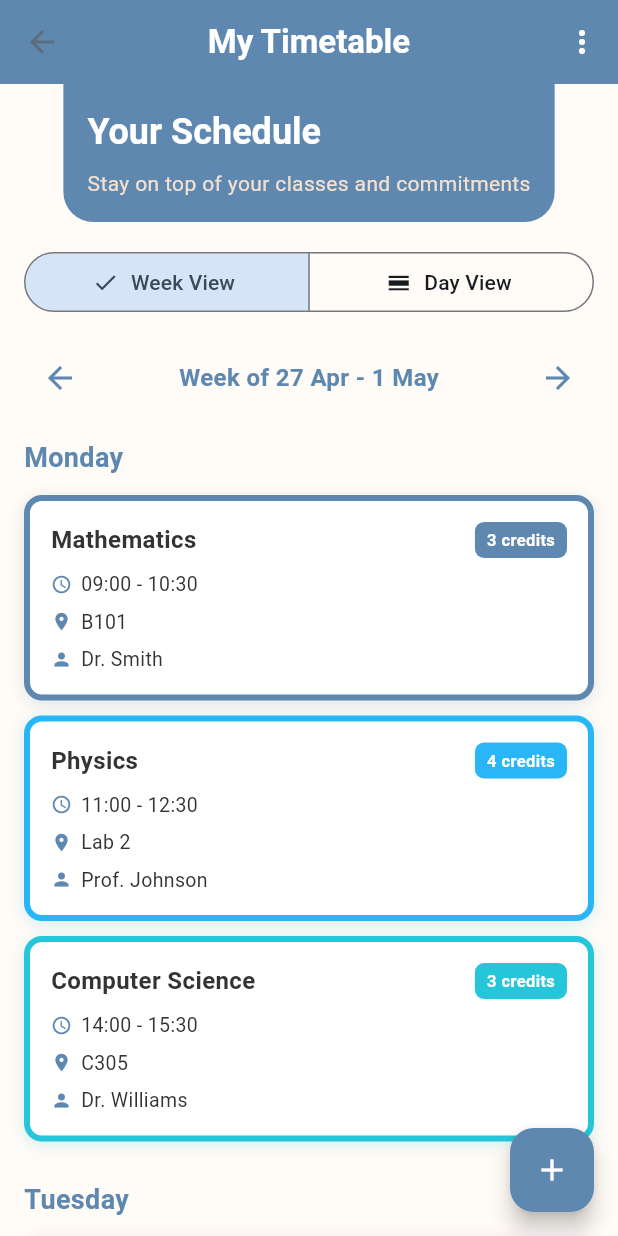
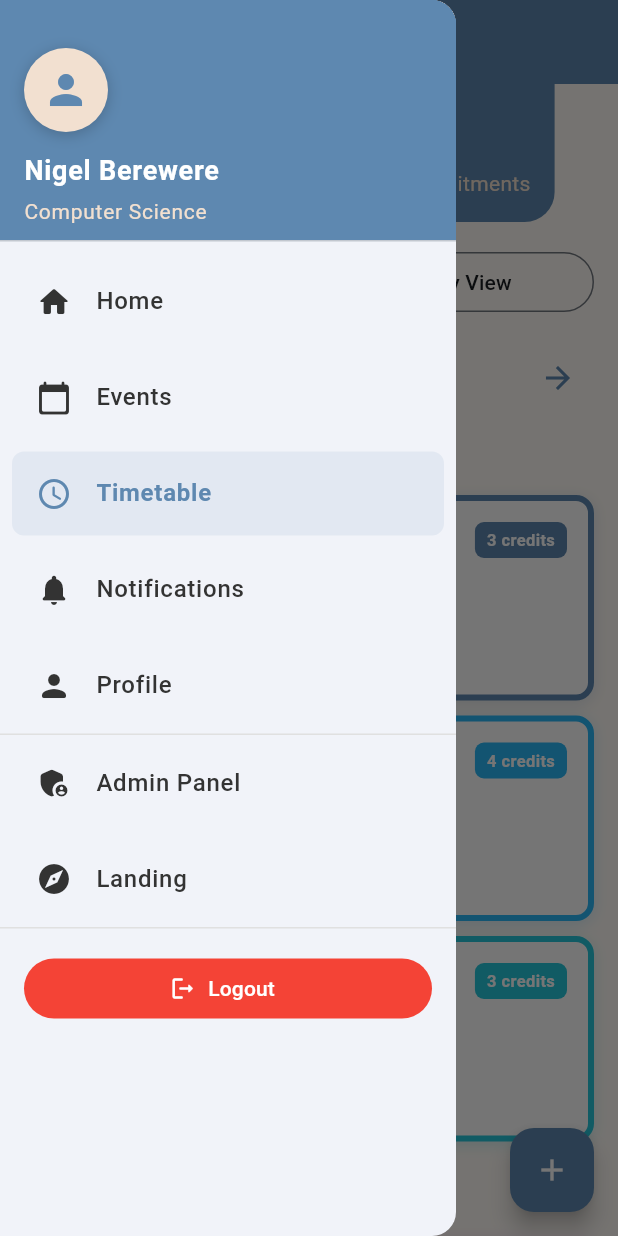
Before and after one commit to nigelberewere/campuseventsandtimetables, a Flutter app: the TimetablesPage screen opened by its route, with the side drawer open (before the commit the screen has no drawer), on a phone screen of 412 x 824 dp. Run offline on Flutter 3.47's test engine with Material 3 defaults, Android fonts, the phone set to English and light mode, and no system bars.

Commit message:
create navigation drawer
Co-authored-by: Copilot <copilot@github.com>

```diff
--- a/lib/pages/timetables.dart
+++ b/lib/pages/timetables.dart
@@ -1,5 +1,7 @@
 import 'package:flutter/material.dart';
 import '../constants/app_colors.dart';
+import '../main.dart';
+import '../widgets/app_drawer.dart';
 
 class TimetablesPage extends StatefulWidget {
   const TimetablesPage({super.key});
@@ -172,17 +174,8 @@ class _TimetablesPageState extends State<TimetablesPage> {
         backgroundColor: AppColors.blueMirage,
         elevation: 0,
         centerTitle: true,
-        actions: [
-          IconButton(
-            icon: const Icon(Icons.more_vert, color: AppColors.white),
-            onPressed: () {
-              ScaffoldMessenger.of(context).showSnackBar(
-                const SnackBar(content: Text('More options coming soon!')),
-              );
-            },
-          ),
-        ],
       ),
+      drawer: AppDrawer(currentRoute: timetablesRoute),
       body: SingleChildScrollView(
         child: Column(
           children: [
--- /dev/null
+++ b/lib/widgets/app_drawer.dart
@@ -0,0 +1,191 @@
+import 'package:flutter/material.dart';
+import '../constants/app_colors.dart';
+import '../main.dart';
+
+class AppDrawer extends StatelessWidget {
+  final String currentRoute;
+
+  const AppDrawer({
+    super.key,
+    required this.currentRoute,
+  });
+
+  @override
+  Widget build(BuildContext context) {
+    return Drawer(
+      child: ListView(
+        padding: EdgeInsets.zero,
+        children: [
+          DrawerHeader(
+            decoration: const BoxDecoration(
+              color: AppColors.blueMirage,
+            ),
+            child: Column(
+              crossAxisAlignment: CrossAxisAlignment.start,
+              mainAxisAlignment: MainAxisAlignment.end,
+              children: [
+                Container(
+                  width: 56,
+                  height: 56,
+                  decoration: BoxDecoration(
+                    shape: BoxShape.circle,
+                    color: AppColors.amberSmoke,
+                    boxShadow: [
+                      BoxShadow(
+                        color: Colors.black.withValues(alpha: 0.2),
+                        blurRadius: 8,
+                        offset: const Offset(0, 2),
+                      ),
+                    ],
+                  ),
+                  child: const Center(
+                    child: Icon(
+                      Icons.person,
+                      color: AppColors.blueMirage,
+                      size: 32,
+                    ),
+                  ),
+                ),
+                const SizedBox(height: 12),
+                const Text(
+                  'Nigel Berewere',
+                  style: TextStyle(
+                    color: AppColors.white,
+                    fontSize: 18,
+                    fontWeight: FontWeight.bold,
+                  ),
+                ),
+                const SizedBox(height: 4),
+                const Text(
+                  'Computer Science',
+                  style: TextStyle(
+                    color: AppColors.amberSmoke,
+                    fontSize: 14,
+                  ),
+                ),
+              ],
+            ),
+          ),
+          _buildDrawerItem(
+            icon: Icons.home_rounded,
+            title: 'Home',
+            route: homeRoute,
+            currentRoute: currentRoute,
+            context: context,
+          ),
+          _buildDrawerItem(
+            icon: Icons.calendar_today_rounded,
+            title: 'Events',
+            route: eventsRoute,
+            currentRoute: currentRoute,
+            context: context,
+          ),
+          _buildDrawerItem(
+            icon: Icons.schedule_rounded,
+            title: 'Timetable',
+            route: timetablesRoute,
+            currentRoute: currentRoute,
+            context: context,
+          ),
+          _buildDrawerItem(
+            icon: Icons.notifications_rounded,
+            title: 'Notifications',
+            route: notificationsRoute,
+            currentRoute: currentRoute,
+            context: context,
+          ),
+          _buildDrawerItem(
+            icon: Icons.person_rounded,
+            title: 'Profile',
+            route: profileRoute,
+            currentRoute: currentRoute,
+            context: context,
+          ),
+          const Divider(
+            color: AppColors.dividerGray,
+            height: 1,
+            thickness: 1,
+          ),
+          _buildDrawerItem(
+            icon: Icons.admin_panel_settings_rounded,
+            title: 'Admin Panel',
+            route: adminRoute,
+            currentRoute: currentRoute,
+            context: context,
+          ),
+          _buildDrawerItem(
+            icon: Icons.explore_rounded,
+            title: 'Landing',
+            route: landingRoute,
+            currentRoute: currentRoute,
+            context: context,
+          ),
+          const Spacer(),
+          const Divider(
+            color: AppColors.dividerGray,
+            height: 1,
+            thickness: 1,
+          ),
+          Padding(
+            padding: const EdgeInsets.all(16),
+            child: FilledButton.icon(
+              onPressed: () {
+                Navigator.of(context).pushNamedAndRemoveUntil(
+                  loginRoute,
+                  (route) => false,
+                );
+              },
+              icon: const Icon(Icons.logout_rounded),
+              label: const Text('Logout'),
+              style: FilledButton.styleFrom(
+                backgroundColor: Colors.red,
+                foregroundColor: AppColors.white,
+              ),
+            ),
+          ),
+        ],
+      ),
+    );
+  }
+
+  Widget _buildDrawerItem({
+    required IconData icon,
+    required String title,
+    required String route,
+    required String currentRoute,
+    required BuildContext context,
+  }) {
+    final isSelected = currentRoute == route;
+
+    return Container(
+      margin: const EdgeInsets.symmetric(horizontal: 8, vertical: 4),
+      decoration: BoxDecoration(
+        color: isSelected ? AppColors.blueMirage.withValues(alpha: 0.1) : null,
+        borderRadius: BorderRadius.circular(8),
+      ),
+      child: ListTile(
+        leading: Icon(
+          icon,
+          color: isSelected ? AppColors.blueMirage : AppColors.darkGray,
+          size: 24,
+        ),
+        title: Text(
+          title,
+          style: TextStyle(
+            color: isSelected ? AppColors.blueMirage : AppColors.darkGray,
+            fontWeight: isSelected ? FontWeight.w600 : FontWeight.w500,
+          ),
+        ),
+        onTap: isSelected
+            ? null
+            : () {
+                Navigator.of(context).pop(); // Close drawer
+                Navigator.of(context).pushNamedAndRemoveUntil(
+                  route,
+                  (route) => false,
+                );
+              },
+      ),
+    );
+  }
+}
```
Also changed, not shown: lib/main.dart (+4 -38 lines), lib/pages/events.dart (+4 -19 lines), lib/pages/home.dart (+3 -18 lines), lib/pages/landing.dart (+13 -0 lines), lib/pages/notifications.dart (+216 -0 lines), lib/pages/profile.dart (+8 -3 lines).
